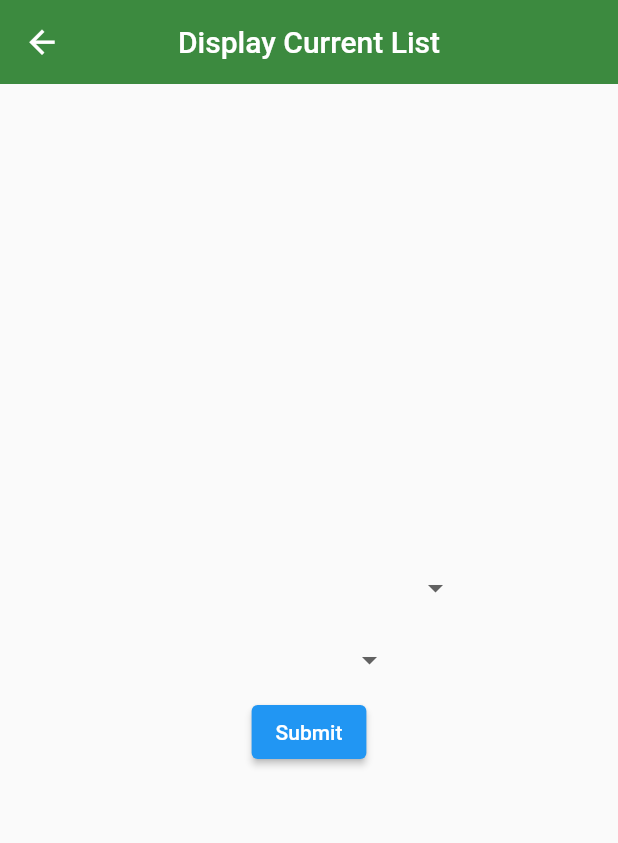
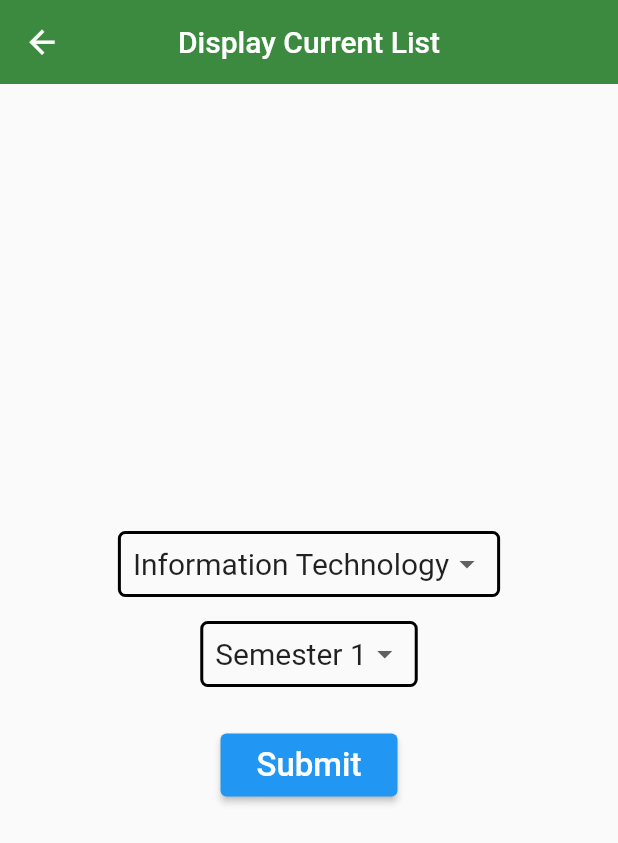
Before and after one commit to FineCoders001/uni_campus, a Flutter app: the Select screen opened directly, on a phone screen of 412 x 824 dp. Shown: the top 843 px of the screen. Run offline on Flutter 3.47's test engine with Material 2 defaults, Android fonts, the phone set to English and light mode, and no system bars; our stand-ins replace badges, cached_network_image, carousel_slider, cloud_firestore, connectivity_plus, csv and 13 more; missing offline and left inert: barcode_scan2, flutterfire_ui; accounts and stored records are empty.

Commit message:
Made some changes on display current list.

```diff
--- a/lib/Attendance/display_curlist.dart
+++ b/lib/Attendance/display_curlist.dart
@@ -23,10 +23,10 @@ class _SelectState extends State<Select> {
     'November',
     'December'
   ];
-  String? s;
+  String dept = "Information Technology";
   String y = DateTime.now().year.toString();
   String d = DateTime.now().toString();
-  String? sem;
+  String sem = "Semester 1";
   @override
   Widget build(BuildContext context) {
     String m = months[DateTime.now().month - 1];
@@ -51,9 +51,19 @@ class _SelectState extends State<Select> {
         child: Column(
           mainAxisAlignment: MainAxisAlignment.center,
           children: [
-            DropdownButtonHideUnderline(
+            Padding(
+              padding: const EdgeInsets.all(8.0),
+              child: Container(
+                decoration: BoxDecoration(
+                  borderRadius: BorderRadius.circular(5),
+                  border: Border.all(width: 2),
+                ),
+                child: Padding(
+                  padding: const EdgeInsets.all(8.0),
                   child: DropdownButton<String>(
-                value: s,
+                    isDense: true,
+                    underline: const SizedBox(),
+                    value: dept,
                     items: <String>[
                       "Information Technology",
                       "Mechanical",
@@ -64,13 +74,20 @@ class _SelectState extends State<Select> {
                       "Electrical",
                       "Computer Engineering"
                     ].map((String v) {
-                  return DropdownMenuItem(value: v, child: Text(v));
+                      return DropdownMenuItem(
+                          value: v,
+                          child: Text(
+                            v,
+                            style: const TextStyle(fontSize: 20),
+                          ));
                     }).toList(),
                     onChanged: (nevalue) {
                       setState(() {
-                    s = nevalue;
+                        dept = nevalue!;
                       });
                     },
+                  ),
+                ),
               ),
             ),
             // DropdownButtonHideUnderline(
@@ -86,8 +103,18 @@ class _SelectState extends State<Select> {
             //     },
             //   ),
             // ),
-            DropdownButtonHideUnderline(
+            Padding(
+              padding: const EdgeInsets.all(8.0),
+              child: Container(
+                decoration: BoxDecoration(
+                  borderRadius: BorderRadius.circular(5),
+                  border: Border.all(width: 2),
+                ),
+                child: Padding(
+                  padding: const EdgeInsets.all(8.0),
                   child: DropdownButton<String>(
+                    isDense: true,
+                    underline: const SizedBox(),
                     value: sem,
                     items: <String>[
                       "Semester 1",
@@ -99,13 +126,20 @@ class _SelectState extends State<Select> {
                       "Semester 7",
                       "Semester 8"
                     ].map((String v) {
-                  return DropdownMenuItem(value: v, child: Text(v));
+                      return DropdownMenuItem(
+                          value: v,
+                          child: Text(
+                            v,
+                            style: const TextStyle(fontSize: 20),
+                          ));
                     }).toList(),
                     onChanged: (value) {
                       setState(() {
-                    sem = value;
+                        sem = value!;
                       });
                     },
+                  ),
+                ),
               ),
             ),
             // DropdownButtonHideUnderline(
@@ -134,14 +168,30 @@ class _SelectState extends State<Select> {
             //     },
             //   ),
             // ),
-            ElevatedButton(
+
+            Padding(
+              padding: const EdgeInsets.only(top: 20.0),
+              child: ElevatedButton(
                 onPressed: () {
-                Navigator.push(context, MaterialPageRoute(builder: (context) {
+                  Navigator.push(
+                    context,
+                    MaterialPageRoute(
+                      builder: (context) {
                         return ScanQR(
-                      department: s, semester: sem, year: y, month: m, date: d);
-                }));
+                            department: dept,
+                            semester: sem,
+                            year: y,
+                            month: m,
+                            date: d);
                       },
-              child: const Text("Submit"),
+                    ),
+                  );
+                },
+                child: const Padding(
+                  padding: EdgeInsets.all(8.0),
+                  child: Text("Submit", style: TextStyle(fontSize: 22)),
+                ),
+              ),
             ),
           ],
         ),
```
Lines whose indentation alone changed are shown as unchanged.
